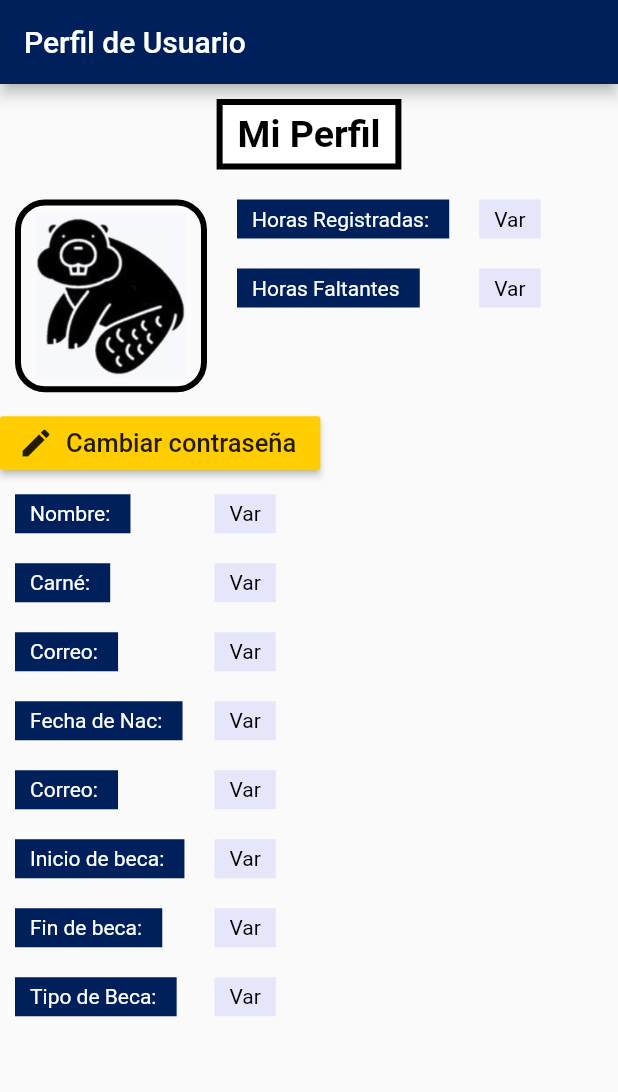
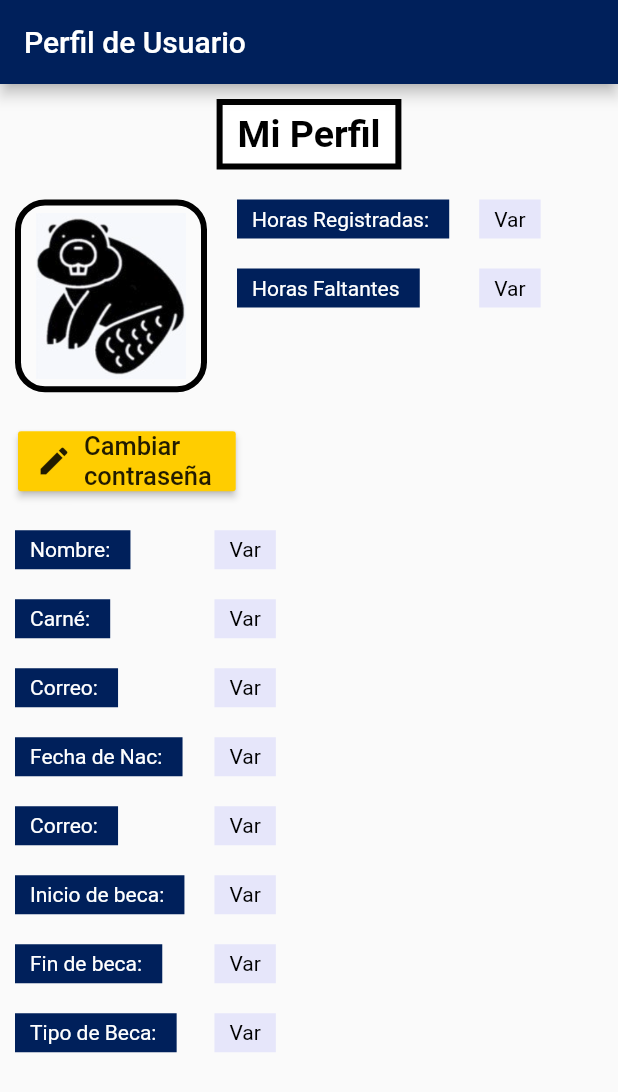
Before and after one commit to Jocagi/RASCAPP, a Flutter app: the screen it shows after launch, on a phone screen of 412 x 824 dp. Shown: the top 1092 px of the screen. Run offline on Flutter 3.47's test engine with Material 2 defaults, Android fonts, the phone set to English and light mode, and no system bars; our stand-ins replace flutter_login, font_awesome_flutter.

Commit message:
Corrección botón

```diff
--- a/RASCA/rasca/lib/views/UsuarioPerfil.dart
+++ b/RASCA/rasca/lib/views/UsuarioPerfil.dart
@@ -114,12 +114,14 @@ class _PerfilUsuario extends State<PerfilUsuario> {
             )
           ),
         Container(
+          child: Padding(padding: const EdgeInsets.all(12),
           child: RaisedButton.icon(onPressed: (){},
           icon: Icon(Icons.edit),
-          label: Text('Cambiar contraseña',
+          label: Text('Cambiar\ncontraseña',
           style: TextStyle(fontSize: 17),),
           color: Color(0xFFFFCD00),
               ),
+              )
             ),
         Row(
           mainAxisAlignment: MainAxisAlignment.start,
```
